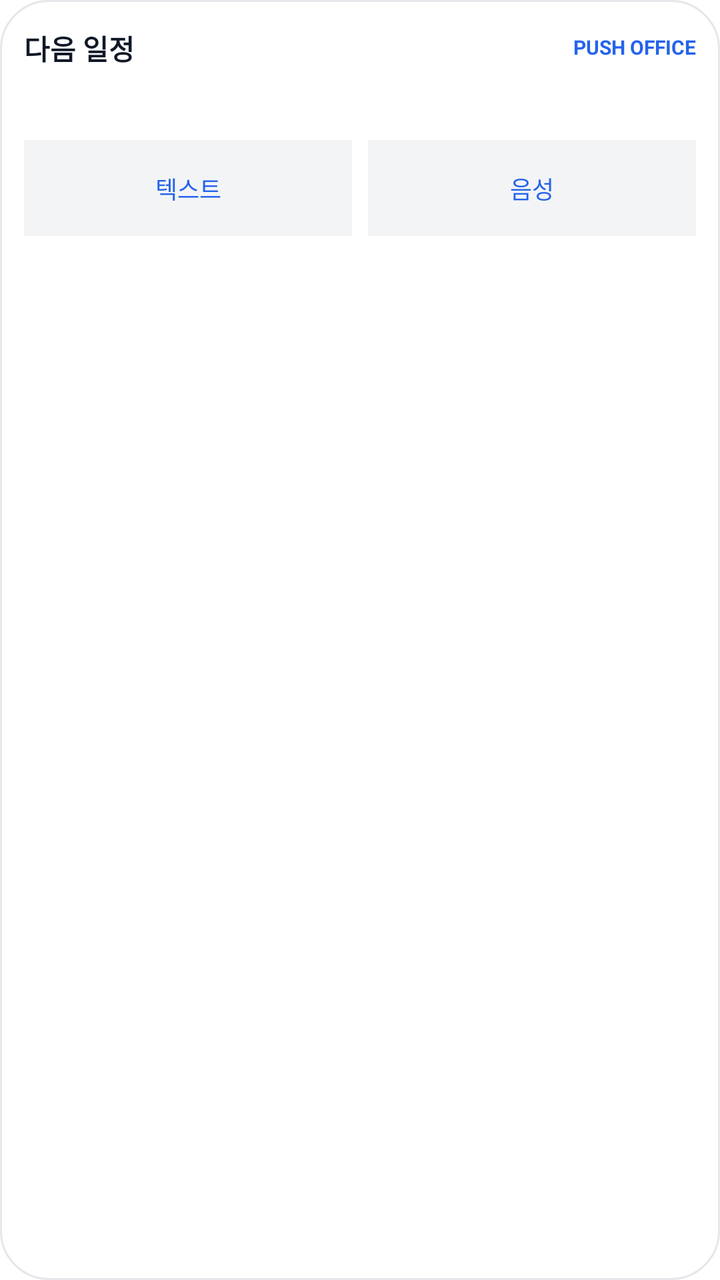
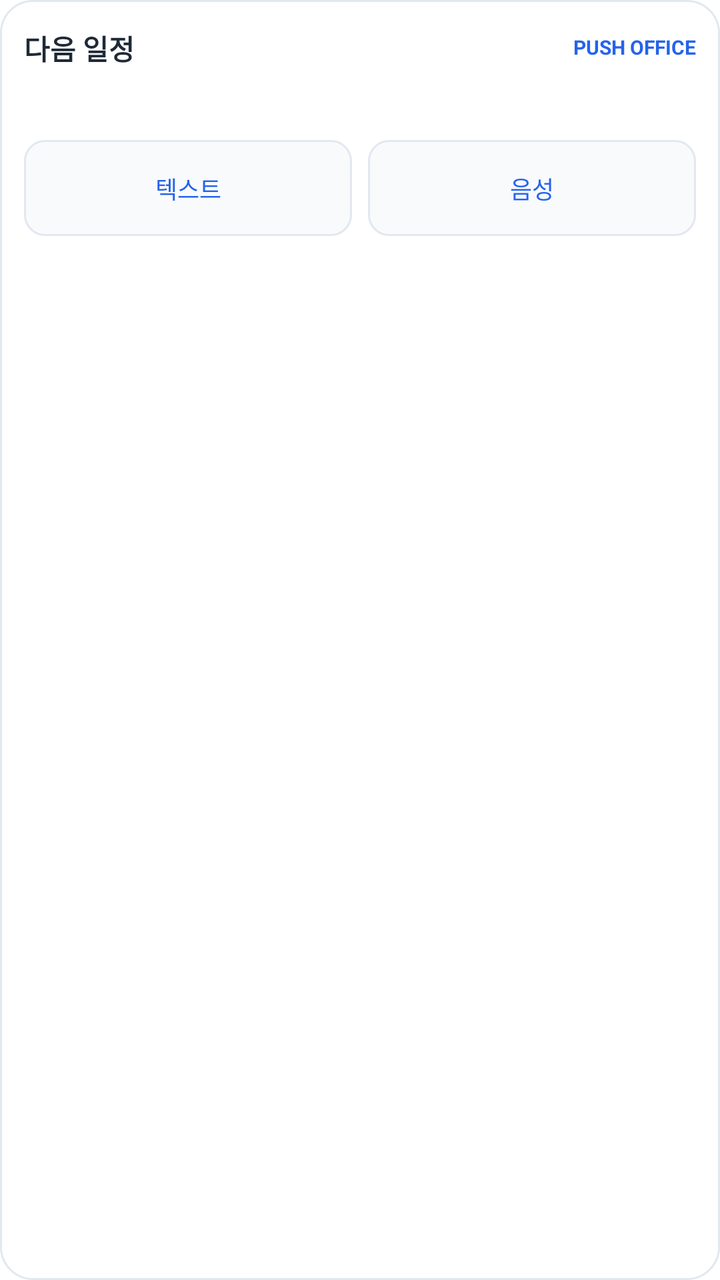

Two renders of the same Android screen: before a commit and after it. Below are the layout's source before the change and the commit's diff.
<!-- AndroidManifest.xml: fallback theme Theme.MaterialComponents.DayNight.NoActionBar -->
<!-- res/layout/widget_small.xml -->
<LinearLayout xmlns:android="http://schemas.android.com/apk/res/android"
    android:id="@+id/widget_root"
    android:layout_width="match_parent"
    android:layout_height="match_parent"
    android:orientation="vertical"
    android:padding="12dp"
    android:background="@drawable/widget_background">

    <LinearLayout
        android:id="@+id/widget_header"
        android:layout_width="match_parent"
        android:layout_height="wrap_content"
        android:minHeight="24dp"
        android:gravity="center_vertical"
        android:orientation="horizontal">
        <TextView
            android:id="@+id/widget_heading"
            android:layout_width="0dp"
            android:layout_height="wrap_content"
            android:layout_weight="1"
            android:includeFontPadding="false"
            android:maxLines="1"
            android:ellipsize="end"
            android:text="다음 일정"
            android:textColor="#111827"
            android:textSize="14sp"
            android:textStyle="bold" />
        <TextView
            android:id="@+id/widget_brand"
            android:layout_width="wrap_content"
            android:layout_height="wrap_content"
            android:layout_marginStart="12dp"
            android:includeFontPadding="false"
            android:maxLines="1"
            android:text="PUSH OFFICE"
            android:textColor="#2563EB"
            android:textSize="10sp"
            android:textStyle="bold" />
    </LinearLayout>

    <TextView
        android:id="@+id/widget_event_1"
        android:layout_width="match_parent"
        android:layout_height="wrap_content"
        android:minHeight="28dp"
        android:paddingTop="4dp"
        android:paddingBottom="4dp"
        android:gravity="center_vertical"
        android:includeFontPadding="false"
        android:maxLines="2"
        android:ellipsize="end"
        android:textColor="#111827"
        android:textSize="15sp" />

    <LinearLayout
        android:id="@+id/widget_actions"
        android:layout_width="match_parent"
        android:layout_height="48dp"
        android:layout_marginTop="6dp"
        android:orientation="horizontal">
        <TextView
            android:id="@+id/widget_text"
            android:layout_width="0dp"
            android:layout_height="match_parent"
            android:layout_weight="1"
            android:layout_marginEnd="4dp"
            android:background="@drawable/widget_action_background"
            android:gravity="center"
            android:includeFontPadding="false"
            android:maxLines="1"
            android:text="텍스트"
            android:contentDescription="텍스트로 일정 입력"
            android:textColor="#2563EB"
            android:textSize="12sp" />
        <TextView
            android:id="@+id/widget_voice"
            android:layout_width="0dp"
            android:layout_height="match_parent"
            android:layout_weight="1"
            android:layout_marginStart="4dp"
            android:background="@drawable/widget_action_background"
            android:gravity="center"
            android:includeFontPadding="false"
            android:maxLines="1"
            android:text="음성"
            android:contentDescription="음성 입력 선택 화면 열기"
            android:textColor="#2563EB"
            android:textSize="12sp" />
    </LinearLayout>
</LinearLayout>
<!-- resources referenced by this layout -->
<resources>
  <!-- drawable widget_action_background (drawable) -->
  <shape xmlns:android="http://schemas.android.com/apk/res/android">
      <solid android:color="#F3F4F6" />
  </shape>
  <!-- drawable widget_background (drawable) -->
  <shape xmlns:android="http://schemas.android.com/apk/res/android"><solid android:color="#FFFFFF"/><corners android:radius="24dp"/><stroke android:width="1dp" android:color="#E5E7EB"/></shape>
</resources>

<!-- the commit's change to res/layout/widget_small.xml (unified diff, before → after) -->
@@ -22,7 +22,7 @@
             android:maxLines="1"
             android:ellipsize="end"
             android:text="다음 일정"
-            android:textColor="#111827"
+            android:textColor="@color/po_widget_text"
             android:textSize="14sp"
             android:textStyle="bold" />
         <TextView
@@ -33,7 +33,7 @@
             android:includeFontPadding="false"
             android:maxLines="1"
             android:text="PUSH OFFICE"
-            android:textColor="#2563EB"
+            android:textColor="@color/po_widget_accent"
             android:textSize="10sp"
             android:textStyle="bold" />
     </LinearLayout>
@@ -49,7 +49,7 @@
         android:includeFontPadding="false"
         android:maxLines="2"
         android:ellipsize="end"
-        android:textColor="#111827"
+        android:textColor="@color/po_widget_text"
         android:textSize="15sp" />
 
     <LinearLayout
@@ -70,7 +70,7 @@
             android:maxLines="1"
             android:text="텍스트"
             android:contentDescription="텍스트로 일정 입력"
-            android:textColor="#2563EB"
+            android:textColor="@color/po_widget_accent"
             android:textSize="12sp" />
         <TextView
             android:id="@+id/widget_voice"
@@ -84,7 +84,7 @@
             android:maxLines="1"
             android:text="음성"
             android:contentDescription="음성 입력 선택 화면 열기"
-            android:textColor="#2563EB"
+            android:textColor="@color/po_widget_accent"
             android:textSize="12sp" />
     </LinearLayout>
 </LinearLayout>
<!-- resource entries referenced after the edit -->
@@ -1,10 +1,21 @@
 <!-- resources referenced by this layout -->
 <resources>
+  <color name="po_widget_accent">#2563EB</color>
+  <color name="po_widget_text">#1F2937</color>
   <!-- drawable widget_action_background (drawable) -->
   <shape xmlns:android="http://schemas.android.com/apk/res/android">
-      <solid android:color="#F3F4F6" />
+      <solid android:color="@color/po_widget_action_surface"/>
+      <corners android:radius="10dp"/>
+      <stroke android:width="1dp" android:color="@color/po_widget_border"/>
   </shape>
   <!-- drawable widget_background (drawable) -->
-  <shape xmlns:android="http://schemas.android.com/apk/res/android"><solid android:color="#FFFFFF"/><corners android:radius="24dp"/><stroke android:width="1dp" android:color="#E5E7EB"/></shape>
+  <shape xmlns:android="http://schemas.android.com/apk/res/android">
+      <solid android:color="@color/po_widget_surface"/>
+      <corners android:radius="16dp"/>
+      <stroke android:width="1dp" android:color="@color/po_widget_border"/>
+  </shape>
+  <color name="po_widget_action_surface">#F8FAFC</color>
+  <color name="po_widget_border">#E2E8F0</color>
+  <color name="po_widget_surface">#FFFFFF</color>
 </resources>
 
